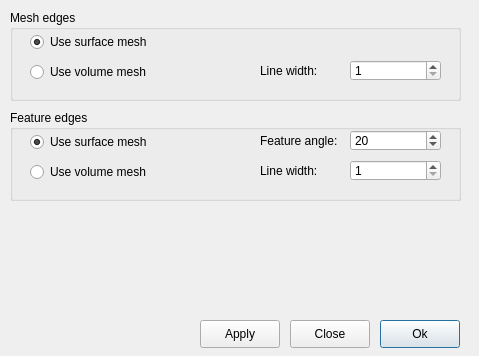
tehnick/elmerfem, file ElmerGUI/vtkpost/preferences.ui: the form before one commit.
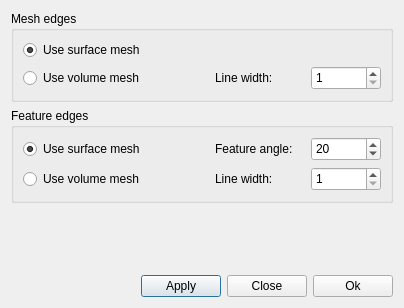
The form after the commit. Icons and pictures are not drawn.

Commit message: ElmerGUI: Adjusted dialog layouts in vtk widget

```diff
--- a/ElmerGUI/vtkpost/preferences.ui
+++ b/ElmerGUI/vtkpost/preferences.ui
@@ -5,8 +5,8 @@
    <rect>
     <x>0</x>
     <y>0</y>
-    <width>479</width>
-    <height>356</height>
+    <width>404</width>
+    <height>308</height>
    </rect>
   </property>
   <property name="windowTitle" >
@@ -15,59 +15,79 @@
   <property name="windowIcon" >
    <iconset resource="../ElmerGUI.qrc" >:/icons/Mesh3D.png</iconset>
   </property>
-  <widget class="QPushButton" name="okButton" >
-   <property name="geometry" >
-    <rect>
-     <x>380</x>
-     <y>320</y>
-     <width>80</width>
-     <height>28</height>
-    </rect>
-   </property>
+  <layout class="QVBoxLayout" >
+   <item>
+    <widget class="QGroupBox" name="meshEdgesGroup" >
+     <property name="title" >
+      <string>Mesh edges</string>
+     </property>
+     <layout class="QVBoxLayout" >
+      <item>
+       <layout class="QGridLayout" >
+        <item row="0" column="0" >
+         <widget class="QRadioButton" name="meshEdgesSurface" >
    <property name="text" >
-    <string>Ok</string>
-   </property>
-   <property name="icon" >
-    <iconset resource="../ElmerGUI.qrc" >:/icons/dialog-ok-apply.png</iconset>
-   </property>
-  </widget>
-  <widget class="QPushButton" name="cancelButton" >
-   <property name="geometry" >
-    <rect>
-     <x>290</x>
-     <y>320</y>
-     <width>80</width>
-     <height>28</height>
-    </rect>
-   </property>
+           <string>Use surface mesh</string>
+          </property>
+          <property name="checked" >
+           <bool>true</bool>
+          </property>
+         </widget>
+        </item>
+        <item row="1" column="0" >
+         <widget class="QRadioButton" name="meshEdgesVolume" >
+          <property name="text" >
+           <string>Use volume mesh</string>
+          </property>
+         </widget>
+        </item>
+        <item row="1" column="1" >
+         <widget class="QLabel" name="meshLineWidthLabel" >
+          <property name="maximumSize" >
+           <size>
+            <width>90</width>
+            <height>16777215</height>
+           </size>
+          </property>
    <property name="text" >
-    <string>Close</string>
-   </property>
-   <property name="icon" >
-    <iconset resource="../ElmerGUI.qrc" >:/icons/dialog-close.png</iconset>
-   </property>
-  </widget>
+           <string>Line width:</string>
+          </property>
+         </widget>
+        </item>
+        <item row="1" column="2" >
+         <widget class="QSpinBox" name="meshLineWidth" >
+          <property name="minimumSize" >
+           <size>
+            <width>0</width>
+            <height>24</height>
+           </size>
+          </property>
+          <property name="maximumSize" >
+           <size>
+            <width>70</width>
+            <height>16777215</height>
+           </size>
+          </property>
+          <property name="minimum" >
+           <number>1</number>
+          </property>
+         </widget>
+        </item>
+       </layout>
+      </item>
+     </layout>
+    </widget>
+   </item>
+   <item>
   <widget class="QGroupBox" name="featureGroup" >
-   <property name="geometry" >
-    <rect>
-     <x>10</x>
-     <y>110</y>
-     <width>451</width>
-     <height>91</height>
-    </rect>
-   </property>
    <property name="title" >
     <string>Feature edges</string>
    </property>
+     <layout class="QVBoxLayout" >
+      <item>
+       <layout class="QGridLayout" >
+        <item row="0" column="0" >
    <widget class="QRadioButton" name="surfaceRButton" >
-    <property name="geometry" >
-     <rect>
-      <x>20</x>
-      <y>20</y>
-      <width>121</width>
-      <height>24</height>
-     </rect>
-    </property>
     <property name="text" >
      <string>Use surface mesh</string>
     </property>
@@ -75,27 +95,33 @@
      <bool>true</bool>
     </property>
    </widget>
-   <widget class="QRadioButton" name="volumeRButton" >
-    <property name="geometry" >
-     <rect>
-      <x>20</x>
-      <y>50</y>
-      <width>131</width>
-      <height>24</height>
-     </rect>
+        </item>
+        <item row="0" column="1" >
+         <widget class="QLabel" name="angleLabel" >
+          <property name="maximumSize" >
+           <size>
+            <width>90</width>
+            <height>16777215</height>
+           </size>
     </property>
     <property name="text" >
-     <string>Use volume mesh</string>
-    </property>
-   </widget>
+           <string>Feature angle:</string>
+          </property>
+         </widget>
+        </item>
+        <item row="0" column="2" >
    <widget class="QSpinBox" name="angleSpin" >
-    <property name="geometry" >
-     <rect>
-      <x>340</x>
-      <y>20</y>
-      <width>91</width>
-      <height>21</height>
-     </rect>
+          <property name="minimumSize" >
+           <size>
+            <width>0</width>
+            <height>24</height>
+           </size>
+          </property>
+          <property name="maximumSize" >
+           <size>
+            <width>70</width>
+            <height>16777215</height>
+           </size>
     </property>
     <property name="minimum" >
      <number>0</number>
@@ -107,127 +133,109 @@
      <number>20</number>
     </property>
    </widget>
-   <widget class="QLabel" name="angleLabel" >
-    <property name="geometry" >
-     <rect>
-      <x>250</x>
-      <y>20</y>
-      <width>81</width>
-      <height>21</height>
-     </rect>
-    </property>
+        </item>
+        <item row="1" column="0" >
+         <widget class="QRadioButton" name="volumeRButton" >
     <property name="text" >
-     <string>Feature angle:</string>
-    </property>
-   </widget>
-   <widget class="QSpinBox" name="lineWidthSpin" >
-    <property name="geometry" >
-     <rect>
-      <x>340</x>
-      <y>50</y>
-      <width>91</width>
-      <height>21</height>
-     </rect>
-    </property>
-    <property name="minimum" >
-     <number>1</number>
-    </property>
-   </widget>
+           <string>Use volume mesh</string>
+          </property>
+         </widget>
+        </item>
+        <item row="1" column="1" >
    <widget class="QLabel" name="lineWidthLabel_2" >
-    <property name="geometry" >
-     <rect>
-      <x>250</x>
-      <y>50</y>
-      <width>81</width>
-      <height>21</height>
-     </rect>
+          <property name="maximumSize" >
+           <size>
+            <width>90</width>
+            <height>16777215</height>
+           </size>
     </property>
     <property name="text" >
      <string>Line width:</string>
     </property>
    </widget>
-  </widget>
+        </item>
+        <item row="1" column="2" >
+         <widget class="QSpinBox" name="lineWidthSpin" >
+          <property name="minimumSize" >
+           <size>
+            <width>0</width>
+            <height>24</height>
+           </size>
+          </property>
+          <property name="maximumSize" >
+           <size>
+            <width>70</width>
+            <height>16777215</height>
+           </size>
+          </property>
+          <property name="minimum" >
+           <number>1</number>
+          </property>
+         </widget>
+        </item>
+       </layout>
+      </item>
+     </layout>
+    </widget>
+   </item>
+   <item>
+    <spacer>
+     <property name="orientation" >
+      <enum>Qt::Vertical</enum>
+     </property>
+     <property name="sizeHint" >
+      <size>
+       <width>20</width>
+       <height>40</height>
+      </size>
+     </property>
+    </spacer>
+   </item>
+   <item>
+    <layout class="QHBoxLayout" >
+     <item>
+      <spacer>
+       <property name="orientation" >
+        <enum>Qt::Horizontal</enum>
+       </property>
+       <property name="sizeHint" >
+        <size>
+         <width>40</width>
+         <height>20</height>
+        </size>
+       </property>
+      </spacer>
+     </item>
+     <item>
   <widget class="QPushButton" name="applyButton" >
-   <property name="geometry" >
-    <rect>
-     <x>200</x>
-     <y>320</y>
-     <width>80</width>
-     <height>28</height>
-    </rect>
-   </property>
    <property name="text" >
     <string>Apply</string>
    </property>
   </widget>
-  <widget class="QGroupBox" name="meshEdgesGroup" >
-   <property name="geometry" >
-    <rect>
-     <x>10</x>
-     <y>10</y>
-     <width>451</width>
-     <height>91</height>
-    </rect>
-   </property>
-   <property name="title" >
-    <string>Mesh edges</string>
-   </property>
-   <widget class="QRadioButton" name="meshEdgesSurface" >
-    <property name="geometry" >
-     <rect>
-      <x>20</x>
-      <y>20</y>
-      <width>121</width>
-      <height>24</height>
-     </rect>
-    </property>
+     </item>
+     <item>
+      <widget class="QPushButton" name="cancelButton" >
     <property name="text" >
-     <string>Use surface mesh</string>
-    </property>
-    <property name="checked" >
-     <bool>true</bool>
-    </property>
-   </widget>
-   <widget class="QRadioButton" name="meshEdgesVolume" >
-    <property name="geometry" >
-     <rect>
-      <x>20</x>
-      <y>50</y>
-      <width>121</width>
-      <height>24</height>
-     </rect>
-    </property>
+        <string>Close</string>
+       </property>
+       <property name="icon" >
+        <iconset resource="../ElmerGUI.qrc" >:/icons/dialog-close.png</iconset>
+       </property>
+      </widget>
+     </item>
+     <item>
+      <widget class="QPushButton" name="okButton" >
     <property name="text" >
-     <string>Use volume mesh</string>
-    </property>
-   </widget>
-   <widget class="QSpinBox" name="meshLineWidth" >
-    <property name="geometry" >
-     <rect>
-      <x>340</x>
-      <y>50</y>
-      <width>91</width>
-      <height>21</height>
-     </rect>
-    </property>
-    <property name="minimum" >
-     <number>1</number>
-    </property>
-   </widget>
-   <widget class="QLabel" name="meshLineWidthLabel" >
-    <property name="geometry" >
-     <rect>
-      <x>250</x>
-      <y>50</y>
-      <width>71</width>
-      <height>21</height>
-     </rect>
-    </property>
-    <property name="text" >
-     <string>Line width:</string>
-    </property>
-   </widget>
-  </widget>
+        <string>Ok</string>
+       </property>
+       <property name="icon" >
+        <iconset resource="../ElmerGUI.qrc" >:/icons/dialog-ok-apply.png</iconset>
+       </property>
+      </widget>
+     </item>
+    </layout>
+   </item>
+  </layout>
  </widget>
  <resources>
   <include location="../ElmerGUI.qrc" />
```
Lines whose indentation alone changed are shown as unchanged. The commit also changes 6 other files.
